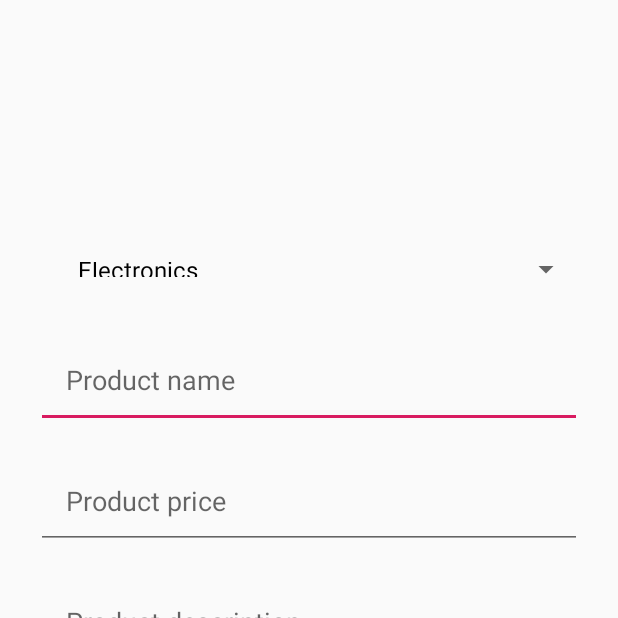
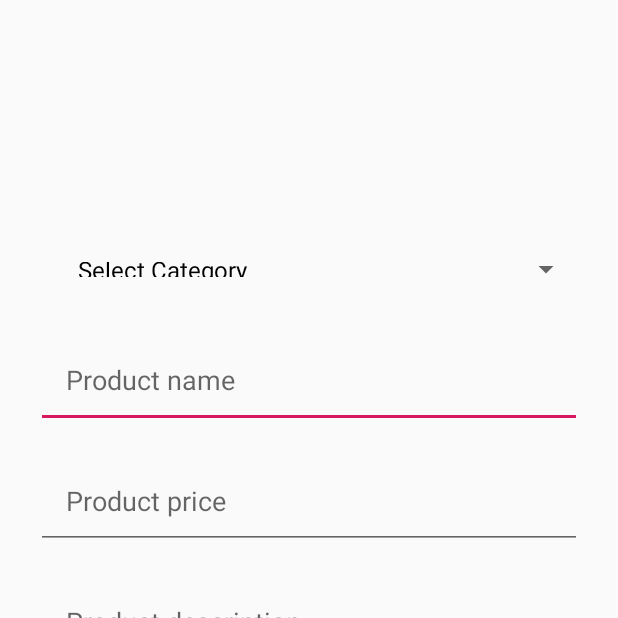
Before and after one commit to patelrinjal/B2Bcamp, an Android app: the screen it shows after launch (Addproductactivity), on a phone screen of 412 x 824 dp, the top half of it. Run offline under Robolectric (Android 15) with nearby library versions, the phone set to English and light mode, and no system bars; our stand-ins replace Volley; network calls fail.

Commit message:
Addproductactivity(dizani)

```diff
--- a/app/src/main/java/com/example/b2bcamp/Addproductactivity.java
+++ b/app/src/main/java/com/example/b2bcamp/Addproductactivity.java
@@ -15,7 +15,9 @@ import com.example.b2bcamp.Utility.Commonfunctions;
 import com.example.b2bcamp.Utility.Constants;
 import com.example.b2bcamp.Utility.DataInterface;
 import com.example.b2bcamp.Utility.Webservice_Volley;
+import com.google.android.material.snackbar.Snackbar;
 
+import org.json.JSONArray;
 import org.json.JSONObject;
 
 import java.util.ArrayList;
@@ -30,7 +32,9 @@ public class Addproductactivity extends AppCompatActivity implements DataInterfa
     Webservice_Volley volley = null;
 
     ArrayList<String> list=new ArrayList<>();
+    ArrayList<String> listID=new ArrayList<>();
 
+    ArrayAdapter<String> da;
 
     @Override
     protected void onCreate(Bundle savedInstanceState) {
@@ -44,21 +48,22 @@ public class Addproductactivity extends AppCompatActivity implements DataInterfa
         img2 = (ImageView) findViewById(R.id.img2);
         img3 = (ImageView) findViewById(R.id.img3);
 
+        list.add("Select Category");
+        listID.add("0");
 
-        list.add("Electronics");
-        list.add("Footwear");
-        list.add("Jewellery");
-        list.add("Cloths");
-        list.add("Cosmetics");
-        list.add("Watches");
 
-        ArrayAdapter<String> da=new ArrayAdapter<>(Addproductactivity.this,android.R.layout.simple_spinner_dropdown_item,list);
+        da=new ArrayAdapter<>(Addproductactivity.this,android.R.layout.simple_spinner_dropdown_item,list);
         spn_1.setAdapter(da);
 
 
 
 
         volley = new Webservice_Volley(this, this);
+        String url = Constants.Webserive_Url + "getcategorylist.php";
+
+        HashMap<String, String> params = new HashMap<>();
+        volley.CallVolley(url, params, "getcategorylist");
+
         btn_submit = (Button) findViewById(R.id.btn_submit);
         btn_submit.setOnClickListener(new View.OnClickListener() {
             @Override
@@ -77,13 +82,19 @@ public class Addproductactivity extends AppCompatActivity implements DataInterfa
                     edt_description.setError("Please enter product decription");
                     return;
                 }
+                if (spn_1.getSelectedItemPosition()<=0){
+                    Snackbar.make(v,"Please select category",Snackbar.LENGTH_LONG).show();;
+                    return;
+                }
 
                 String url = Constants.Webserive_Url + "product.php";
 
                 HashMap<String, String> params = new HashMap<>();
 
-                params.put("category_id", String.valueOf(spn_1.getSelectedItemPosition()+1));
+                params.put("category_id", listID.get(spn_1.getSelectedItemPosition()+1));
+
                 params.put("product_name", edt_name.getText().toString());
+                params.put("seller_id","1");
                 params.put("p_img1","");
                 params.put("p_img2","");
                 params.put("p_img3","");
@@ -96,7 +107,32 @@ public class Addproductactivity extends AppCompatActivity implements DataInterfa
 
     @Override
     public void getData(JSONObject jsonObject, String tag) {
-        Toast.makeText(this, jsonObject.toString(), Toast.LENGTH_SHORT).show();
+        try {
+
+            Toast.makeText(this, jsonObject.toString(), Toast.LENGTH_SHORT).show();
+
+            if (tag.equalsIgnoreCase("getcategorylist")){
+                JSONArray arr=jsonObject.getJSONArray("result");
+                if (arr!=null){
+                    if(arr.length()>0){
+                        for (int i=0;i<arr.length();i++){
+                            list.add(arr.getJSONObject(i).getString("category_name"));
+                            listID.add(arr.getJSONObject(i).getString("category_id"));
+
+                        }
+
+                        if (da != null)
+                            da.notifyDataSetChanged();
+
+
+
+                    }
+                }
+            }
+        }
+        catch (Exception e){
+            e.printStackTrace();
+        }
 
 
     }
--- a/app/src/main/java/com/example/b2bcamp/Utility/Constants.java
+++ b/app/src/main/java/com/example/b2bcamp/Utility/Constants.java
@@ -6,7 +6,7 @@ package com.example.b2bcamp.Utility;
 public class Constants {
 
 
-   public static final String Webserive_Url="http://192.168.2.4/b2b/api/";
+   public static final String Webserive_Url="http://192.168.2.6/B2Bcamp/API/";
 
 
    public static final String IMAGE_Url="http://192.168.1.3/Nutrition_Diet_App/Uploads/";
```
